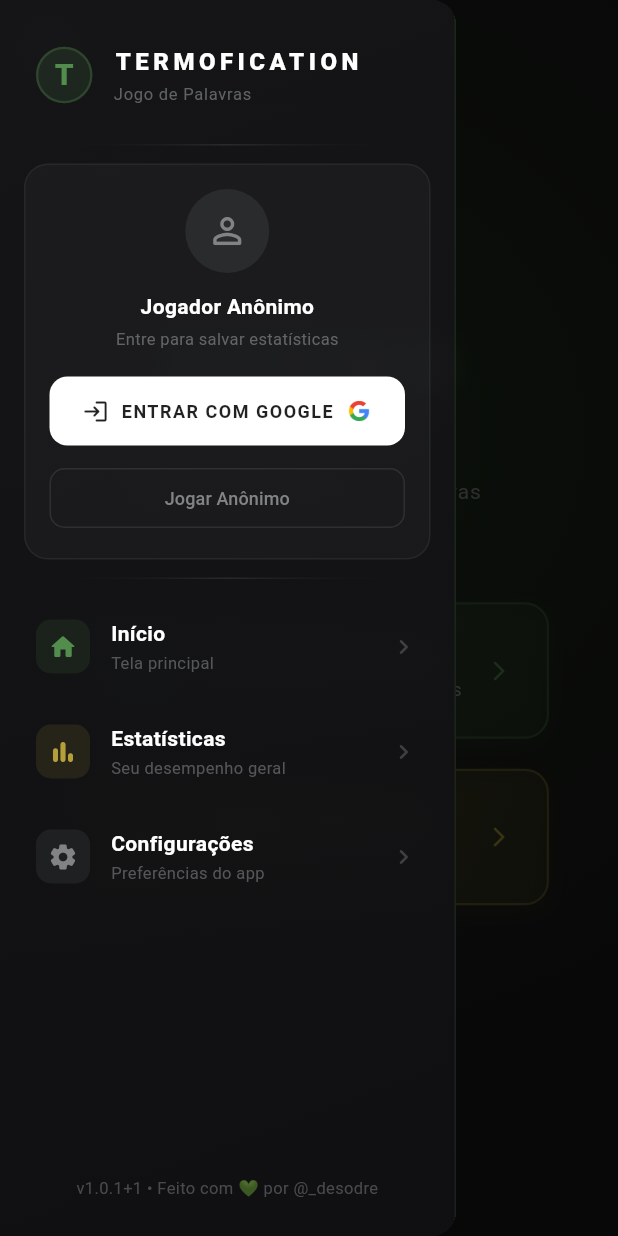
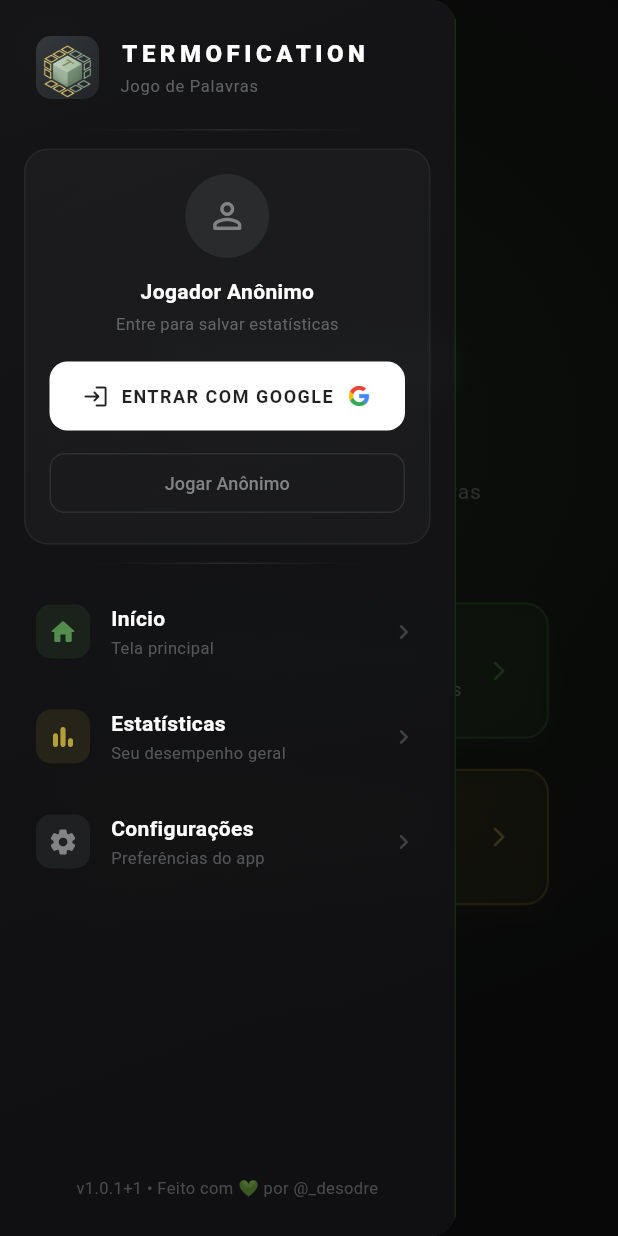
Before and after one commit to desodre/Termofication, a Flutter app: the screen it shows after launch, with the side drawer open, on a phone screen of 412 x 824 dp. Run offline on Flutter 3.47's test engine with Material 3 defaults, Android fonts, the phone set to English and light mode, and no system bars; our stand-ins replace audioplayers, dio, flutter_bloc, flutter_dotenv, get_storage, package_info_plus and 2 more; accounts and stored records are empty.

Commit message:
feat: set up matte logo as Android app icon and drawer header icon

```diff
--- /dev/null
+++ b/flutter_launcher_icons.yaml
@@ -0,0 +1,3 @@
+flutter_launcher_icons:
+  android: "ic_launcher"
+  image_path: "assets/icons/termofication_logo_clean.png"
--- a/lib/widgets/app_drawer.dart
+++ b/lib/widgets/app_drawer.dart
@@ -44,24 +44,13 @@ class AppDrawer extends StatelessWidget {
                   padding: const EdgeInsets.fromLTRB(24, 24, 24, 8),
                   child: Row(
                     children: [
-                      Container(
-                        padding: const EdgeInsets.all(10),
-                        decoration: BoxDecoration(
-                          color: AppColors.correct.withValues(alpha: 0.15),
-                          shape: BoxShape.circle,
-                          border: Border.all(
-                            color: AppColors.correct.withValues(alpha: 0.3),
-                            width: 1.5,
-                          ),
-                        ),
-                        child: const Text(
-                          'T',
-                          style: TextStyle(
-                            fontSize: 20,
-                            fontWeight: FontWeight.w900,
-                            color: AppColors.correct,
-                            letterSpacing: 2,
-                          ),
+                      ClipRRect(
+                        borderRadius: BorderRadius.circular(10),
+                        child: Image.asset(
+                          'assets/icons/termofication_logo_clean.png',
+                          height: 42,
+                          width: 42,
+                          fit: BoxFit.cover,
                         ),
                       ),
                       const SizedBox(width: 14),
--- a/pubspec.yaml
+++ b/pubspec.yaml
@@ -55,6 +55,7 @@ dev_dependencies:
   # package. See that file for information about deactivating specific lint
   # rules and activating additional ones.
   flutter_lints: ^6.0.0
+  flutter_launcher_icons: ^0.14.4
 
 # For information on the generic Dart part of this file, see the
 # following page: https://dart.dev/tools/pub/pubspec
@@ -70,6 +71,8 @@ flutter:
     - .env
     - assets/words.db
     - assets/icons/Google _G_ Logo.png
+    - assets/icons/termofication_logo.png
+    - assets/icons/termofication_logo_clean.png
     - assets/sounds/
 
   # To add assets to your application, add an assets section, like this:
```
Also changed, not shown: assets/icons/termofication_logo.png (added), assets/icons/termofication_logo_clean.png (added), pubspec.lock, 5 other files.
